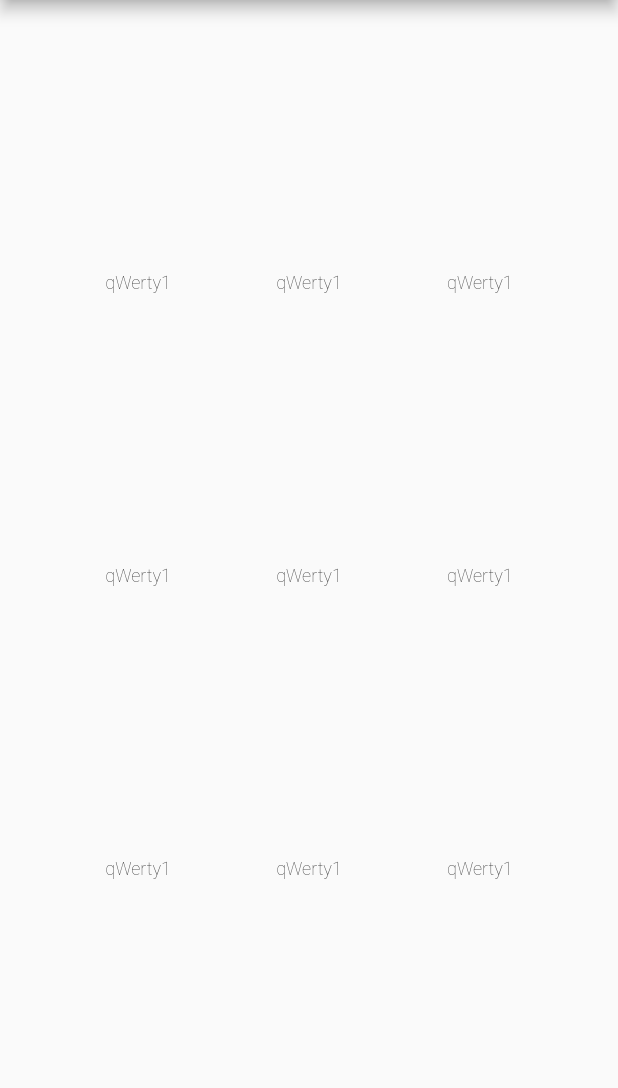
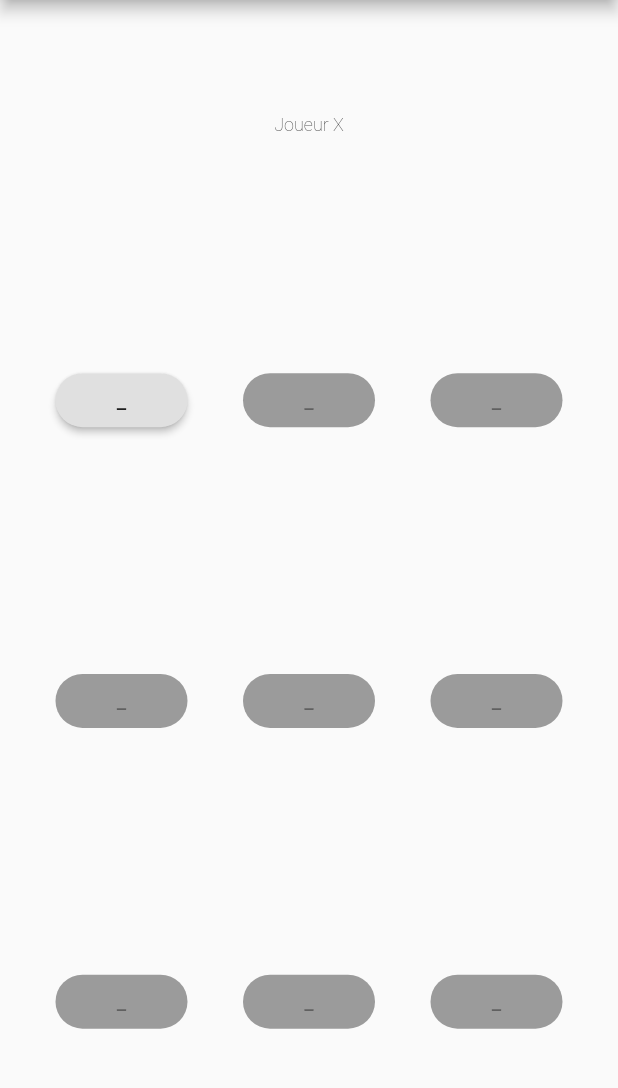
Before and after one commit to quentinlao/wuknow, a Flutter app: the screen it shows after launch, on a phone screen of 412 x 824 dp, the part 84-1172 px from its top. Run offline on Flutter 3.47's test engine with Material 2 defaults, Android fonts, the phone set to English and light mode, and no system bars.

Commit message:
Trying with button and pressed

```diff
--- a/tictactoe/lib/main.dart
+++ b/tictactoe/lib/main.dart
@@ -8,7 +8,6 @@ class MyApp extends StatelessWidget {
   Widget build(BuildContext context) {
     return MaterialApp(
       title: 'Tic Tac Toe',
-
       home: MyHomePage(title: 'Tic Tac Toe'),
     );
   }
@@ -17,12 +16,15 @@ class MyApp extends StatelessWidget {
 class MyHomePage extends StatefulWidget {
   MyHomePage({Key key, this.title}) : super(key: key);
   final String title;
-
   @override
   _MyHomePageState createState() => _MyHomePageState();
 }
 
 class _MyHomePageState extends State<MyHomePage> {
+  String status = "_";
+  String player = "Joueur X";
+  int turn = 0;
+
   @override
   Widget build(BuildContext context) {
     return Scaffold(
@@ -33,37 +35,72 @@ class _MyHomePageState extends State<MyHomePage> {
       new Container(
         child:
         new Column(
-            mainAxisAlignment: MainAxisAlignment.spaceEvenly,
+            mainAxisAlignment: MainAxisAlignment.spaceAround,
             mainAxisSize: MainAxisSize.max,
             crossAxisAlignment: CrossAxisAlignment.center,
             children: <Widget>[
+              new Text(
+                    player,
+                    style: new TextStyle(fontSize:12.0,
+                    color: const Color(0xFF000000),
+                    fontWeight: FontWeight.w200,
+                    fontFamily: "Roboto"),
+              ),
               new Row(
                   mainAxisAlignment: MainAxisAlignment.spaceEvenly,
                   mainAxisSize: MainAxisSize.max,
                   crossAxisAlignment: CrossAxisAlignment.center,
                   children: <Widget>[
-                    new Text(
-                      "qWerty1",
-                      style: new TextStyle(fontSize:12.0,
-                          color: const Color(0xFF000000),
-                          fontWeight: FontWeight.w200,
-                          fontFamily: "Roboto"),
+                    new RaisedButton(
+                        child: Text(status),
+                        onPressed: () {
+                          setState(() {
+                            if (turn == 0) {
+                              player = "Tour du joueur X";
+                              turn = 1;
+                            } else {
+                              player = "Tour du joueur O";
+                              turn = 0;
+                            }
+                          });
+                        },
+                        shape: new RoundedRectangleBorder(borderRadius: new BorderRadius.circular(30.0))
                     ),
 
-                    new Text(
-                      "qWerty1",
-                      style: new TextStyle(fontSize:12.0,
-                          color: const Color(0xFF000000),
-                          fontWeight: FontWeight.w200,
-                          fontFamily: "Roboto"),
+                    new RaisedButton(
+                        child: Text(status),
+                        onPressed: null,
+                        shape: new RoundedRectangleBorder(borderRadius: new BorderRadius.circular(30.0))
+                    ),
+                    new RaisedButton(
+                        child: Text(status),
+                        onPressed: null,
+                        shape: new RoundedRectangleBorder(borderRadius: new BorderRadius.circular(30.0))
+                    )
+
+                  ]
+
+              ),
+              new Row(
+                  mainAxisAlignment: MainAxisAlignment.spaceEvenly,
+                  mainAxisSize: MainAxisSize.max,
+                  crossAxisAlignment: CrossAxisAlignment.center,
+                  children: <Widget>[
+                    new RaisedButton(
+                        child: Text(status),
+                        onPressed: null,
+                        shape: new RoundedRectangleBorder(borderRadius: new BorderRadius.circular(30.0))
                     ),
 
-                    new Text(
-                      "qWerty1",
-                      style: new TextStyle(fontSize:12.0,
-                          color: const Color(0xFF000000),
-                          fontWeight: FontWeight.w200,
-                          fontFamily: "Roboto"),
+                    new RaisedButton(
+                        child: Text(status),
+                        onPressed: null,
+                        shape: new RoundedRectangleBorder(borderRadius: new BorderRadius.circular(30.0))
+                    ),
+                    new RaisedButton(
+                        child: Text(status),
+                        onPressed: null,
+                        shape: new RoundedRectangleBorder(borderRadius: new BorderRadius.circular(30.0))
                     )
                   ]
 
@@ -73,59 +110,21 @@ class _MyHomePageState extends State<MyHomePage> {
                   mainAxisSize: MainAxisSize.max,
                   crossAxisAlignment: CrossAxisAlignment.center,
                   children: <Widget>[
-                    new Text(
-                      "qWerty1",
-                      style: new TextStyle(fontSize:12.0,
-                          color: const Color(0xFF000000),
-                          fontWeight: FontWeight.w200,
-                          fontFamily: "Roboto"),
+                    new RaisedButton(
+                        child: Text(status),
+                        onPressed: null,
+                        shape: new RoundedRectangleBorder(borderRadius: new BorderRadius.circular(30.0))
                     ),
 
-                    new Text(
-                      "qWerty1",
-                      style: new TextStyle(fontSize:12.0,
-                          color: const Color(0xFF000000),
-                          fontWeight: FontWeight.w200,
-                          fontFamily: "Roboto"),
+                    new RaisedButton(
+                        child: Text(status),
+                        onPressed: null,
+                        shape: new RoundedRectangleBorder(borderRadius: new BorderRadius.circular(30.0))
                     ),
-
-                    new Text(
-                      "qWerty1",
-                      style: new TextStyle(fontSize:12.0,
-                          color: const Color(0xFF000000),
-                          fontWeight: FontWeight.w200,
-                          fontFamily: "Roboto"),
-                    )
-                  ]
-
-              ),
-              new Row(
-                  mainAxisAlignment: MainAxisAlignment.spaceEvenly,
-                  mainAxisSize: MainAxisSize.max,
-                  crossAxisAlignment: CrossAxisAlignment.center,
-                  children: <Widget>[
-                    new Text(
-                      "qWerty1",
-                      style: new TextStyle(fontSize:12.0,
-                          color: const Color(0xFF000000),
-                          fontWeight: FontWeight.w200,
-                          fontFamily: "Roboto"),
-                    ),
-
-                    new Text(
-                      "qWerty1",
-                      style: new TextStyle(fontSize:12.0,
-                          color: const Color(0xFF000000),
-                          fontWeight: FontWeight.w200,
-                          fontFamily: "Roboto"),
-                    ),
-
-                    new Text(
-                      "qWerty1",
-                      style: new TextStyle(fontSize:12.0,
-                          color: const Color(0xFF000000),
-                          fontWeight: FontWeight.w200,
-                          fontFamily: "Roboto"),
+                    new RaisedButton(
+                        child: Text(status),
+                        onPressed: null,
+                        shape: new RoundedRectangleBorder(borderRadius: new BorderRadius.circular(30.0))
                     )
                   ]
 
```
